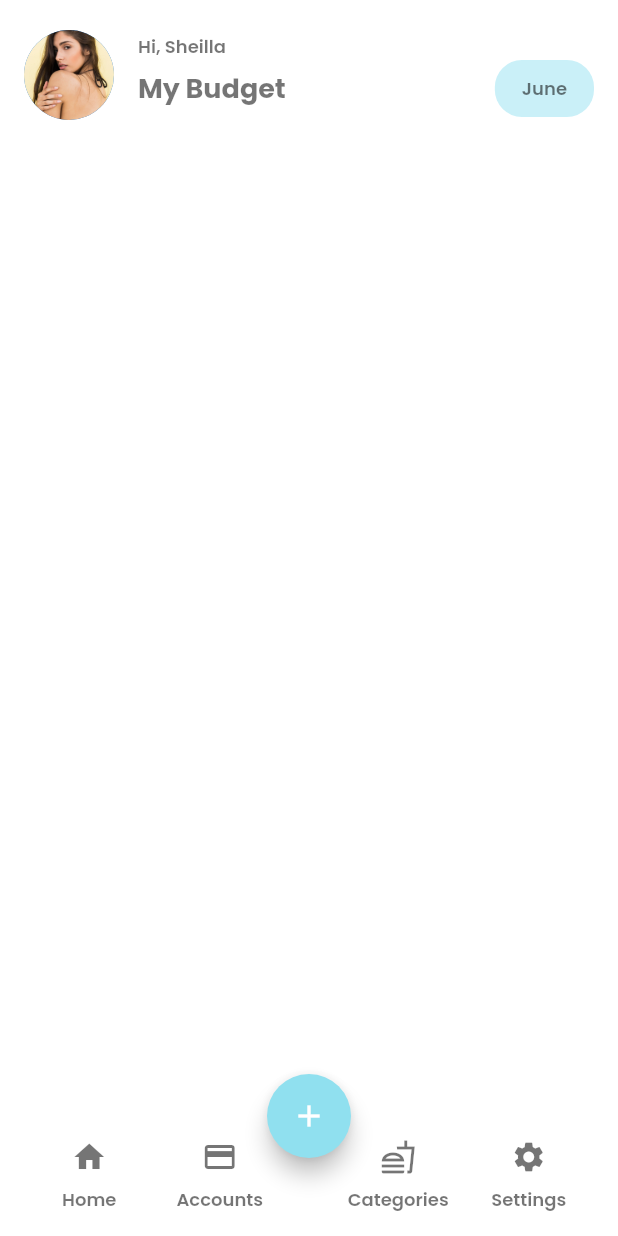
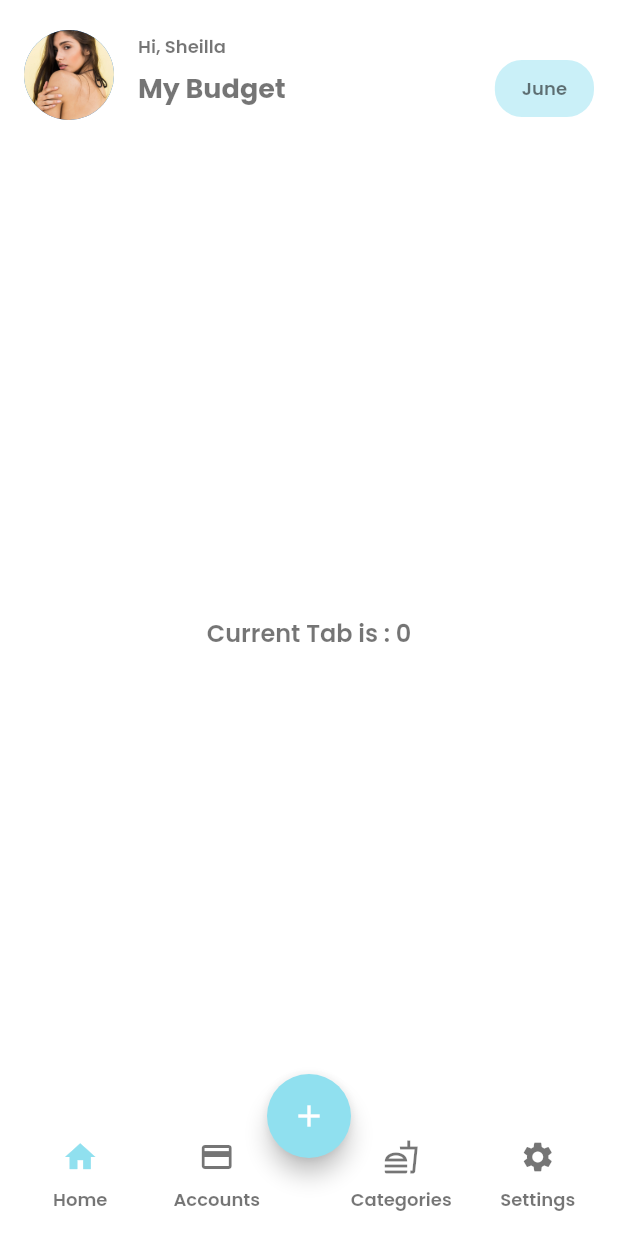
Before and after one commit to KenStarry/Budgetly, a Flutter app: the screen it shows after launch, on a phone screen of 412 x 824 dp. Run offline on Flutter 3.47's test engine with Material 2 defaults, Android fonts, the light colour scheme and no system bars; our stand-ins replace get.

Commit message:
Added controller to observe currently selected index

```diff
--- a/lib/features/feature_main/presentation/components/bottom_app_bar_icon.dart
+++ b/lib/features/feature_main/presentation/components/bottom_app_bar_icon.dart
@@ -1,9 +1,11 @@
+import 'package:budgetly/theme/my_colors.dart';
 import 'package:flutter/material.dart';
 import 'package:get/get.dart';
 
 Widget bottomAppBarIcon(
         {required String title,
         required IconData icon,
+        required bool isActive,
         required VoidCallback onTap}) =>
     InkWell(
       borderRadius: BorderRadius.circular(16),
@@ -14,7 +16,7 @@ Widget bottomAppBarIcon(
           children: [
             Icon(
               icon,
-              color: Theme.of(Get.context!).iconTheme.color,
+              color: isActive ? MyColors.lightColors['accent_4'] : Theme.of(Get.context!).iconTheme.color,
             ),
             const SizedBox(height: 8),
             Text(
--- a/lib/features/feature_main/presentation/components/main_bottom_appbar.dart
+++ b/lib/features/feature_main/presentation/components/main_bottom_appbar.dart
@@ -5,7 +5,7 @@ import 'package:get/get.dart';
 Widget mainBottomAppBar({required List<Widget> tabs}) => BottomAppBar(
       height: 80,
       elevation: 0,
-      padding: const EdgeInsets.symmetric(horizontal: 16),
+      padding: const EdgeInsets.symmetric(horizontal: 8),
       shape: const CircularNotchedRectangle(),
       notchMargin: 4,
       child: Row(
--- a/lib/features/feature_main/presentation/controller/main_controller.dart
+++ b/lib/features/feature_main/presentation/controller/main_controller.dart
@@ -4,11 +4,13 @@ import 'package:flutter/widgets.dart';
 import 'package:get/get.dart';
 
 class MainController extends GetxController {
-
-  /// Observing Platform brightness
+  // Observing Platform brightness
   var brightness = MediaQuery.of(Get.context!).platformBrightness.obs;
 
-  /// the currently selected tab
+  // the currently selected tab
+  var currentTabIndex = 0.obs;
 
   bool isDarkMode() => brightness.value == Brightness.dark;
+
+  void onTabChanged({required int index}) => currentTabIndex.value = index;
 }
--- a/lib/features/feature_main/presentation/main_screen.dart
+++ b/lib/features/feature_main/presentation/main_screen.dart
@@ -25,25 +25,47 @@ class _MainScreenState extends State<MainScreen> {
 
     _controller = Get.find();
     _tabs = [
-      Expanded(
+      Obx(
+        () => Expanded(
+            flex: 1,
+            child: bottomAppBarIcon(
+                title: "Home",
+                icon: Icons.home,
+                isActive: _controller.currentTabIndex.value == 0,
+                onTap: () => _controller.onTabChanged(index: 0))),
+      ),
+      Obx(
+        () => Expanded(
           flex: 1,
-          child:
-              bottomAppBarIcon(title: "Home", icon: Icons.home, onTap: () {})),
-      Expanded(
-        flex: 1,
-        child: bottomAppBarIcon(
-            title: "Accounts", icon: Icons.credit_card, onTap: () {}),
+          child: bottomAppBarIcon(
+              title: "Accounts",
+              icon: Icons.credit_card,
+              isActive: _controller.currentTabIndex.value == 1,
+              onTap: () => _controller.onTabChanged(index: 1)),
+        ),
       ),
-      const SizedBox(width: 32,),
-      Expanded(
-        flex: 1,
-        child: bottomAppBarIcon(
-            title: "Categories", icon: Icons.fastfood_outlined, onTap: () {}),
+      const SizedBox(
+        width: 32,
       ),
-      Expanded(
-        flex: 1,
-        child: bottomAppBarIcon(
-            title: "Settings", icon: Icons.settings, onTap: () {}),
+      Obx(
+        () => Expanded(
+          flex: 1,
+          child: bottomAppBarIcon(
+              title: "Categories",
+              icon: Icons.fastfood_outlined,
+              isActive: _controller.currentTabIndex.value == 2,
+              onTap: () => _controller.onTabChanged(index: 2)),
+        ),
+      ),
+      Obx(
+        () => Expanded(
+          flex: 1,
+          child: bottomAppBarIcon(
+              title: "Settings",
+              icon: Icons.settings,
+              isActive: _controller.currentTabIndex.value == 3,
+              onTap: () => _controller.onTabChanged(index: 3)),
+        ),
       ),
     ];
   }
@@ -64,6 +86,9 @@ class _MainScreenState extends State<MainScreen> {
             backgroundColor: MyColors.lightColors['accent_4'],
             child: const Icon(Icons.add),
           ),
+          body: Obx(() => Center(
+              child: Text(
+                  "Current Tab is : ${_controller.currentTabIndex.value}"))),
           bottomNavigationBar: mainBottomAppBar(tabs: _tabs),
         ));
   }
```
